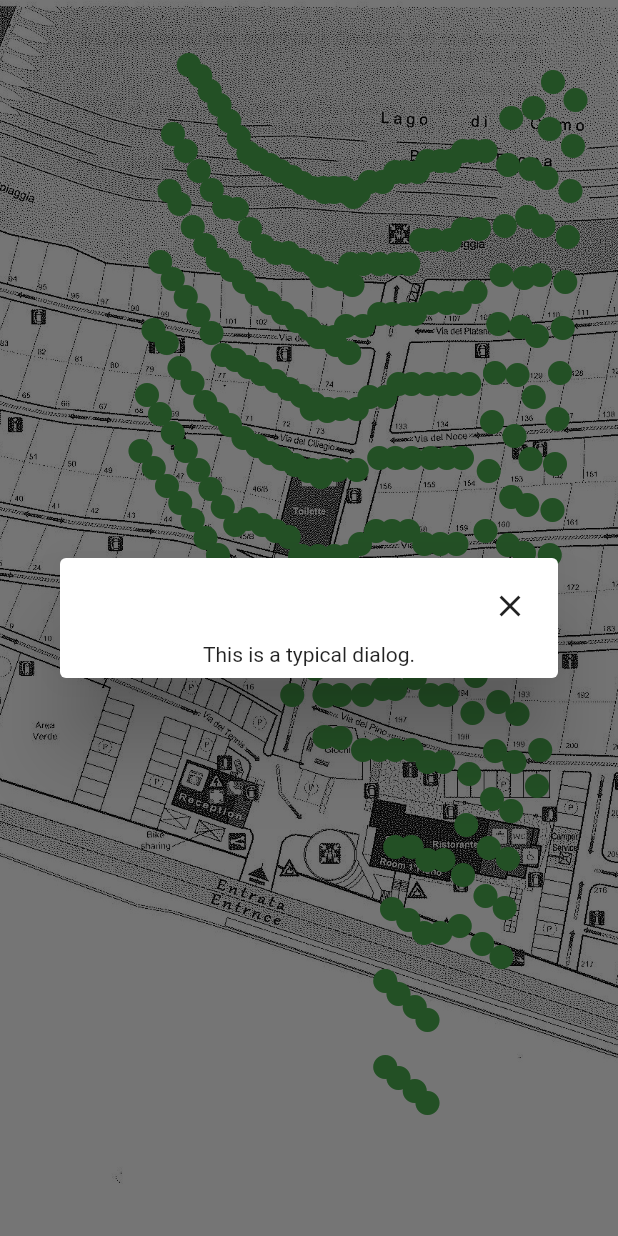
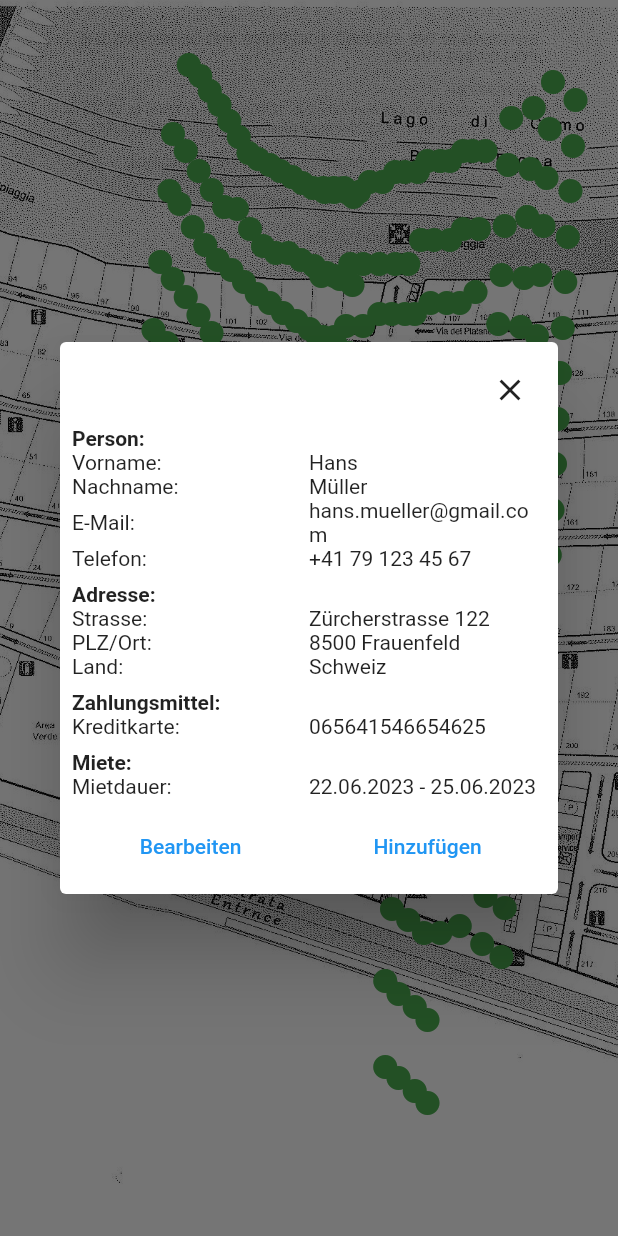
Before and after one commit to SiniMini04/GreenCamp, a Flutter app: the screen it shows after launch, after a tap on the "fiber manual record" icon, on a phone screen of 412 x 824 dp. Run offline on Flutter 3.47's test engine with Material 2 defaults, Android fonts, the phone set to English and light mode, and no system bars; our stand-ins replace logger; missing offline and left inert: mysql1.

Commit message:
Daten:Pop-UpFenster:02
Filled the PopUp with the nececary infos to display but not the infos from the database

```diff
--- /dev/null
+++ b/greencamp/lib/gridinfos.dart
@@ -0,0 +1,134 @@
+import 'package:flutter/material.dart';
+
+Future<void> positioninfos(BuildContext context) async {
+  await showDialog<String>(
+    context: context,
+    builder: (BuildContext context) => Dialog(
+      child: Container(
+        constraints: BoxConstraints(maxWidth: 400),
+        child: Padding(
+          padding: const EdgeInsets.all(8.0),
+          child: Column(
+            mainAxisSize: MainAxisSize.min,
+            children: <Widget>[
+              Row(
+                mainAxisAlignment: MainAxisAlignment.end,
+                children: [
+                  IconButton(
+                    icon: Icon(Icons.close),
+                    onPressed: () {
+                      Navigator.of(context).pop();
+                    },
+                    splashColor: Colors.transparent,
+                    highlightColor: Colors.transparent,
+                    hoverColor: Colors.transparent,
+                  ),
+                ],
+              ),
+              // Person
+              Row(
+                children: [
+                  Expanded(
+                      child: const Text('Person:',
+                          style: TextStyle(fontWeight: FontWeight.bold))),
+                ],
+              ),
+              Row(
+                children: [
+                  Expanded(child: const Text('Vorname:')),
+                  Flexible(child: Text('Hans')),
+                ],
+              ),
+              Row(
+                children: [
+                  Expanded(child: const Text('Nachname:')),
+                  Flexible(child: Text('Müller')),
+                ],
+              ),
+              Row(
+                children: [
+                  Expanded(child: const Text('E-Mail:')),
+                  Flexible(child: Text('hans.mueller@gmail.com')),
+                ],
+              ),
+              Row(
+                children: [
+                  Expanded(child: const Text('Telefon:')),
+                  Flexible(child: Text('+41 79 123 45 67')),
+                ],
+              ),
+              const SizedBox(height: 8),
+              // Adresse
+              Row(
+                children: [
+                  Expanded(
+                      child: const Text('Adresse:',
+                          style: TextStyle(fontWeight: FontWeight.bold))),
+                ],
+              ),
+              Row(
+                children: [
+                  Expanded(child: const Text('Strasse:')),
+                  Flexible(child: Text('Zürcherstrasse 122')),
+                ],
+              ),
+              Row(
+                children: [
+                  Expanded(child: const Text('PLZ/Ort:')),
+                  Flexible(child: Text('8500 Frauenfeld')),
+                ],
+              ),
+              Row(
+                children: [
+                  Expanded(child: const Text('Land:')),
+                  Flexible(child: Text('Schweiz')),
+                ],
+              ),
+              const SizedBox(height: 8),
+              // Zahlungsmittel
+              Row(
+                children: [
+                  Expanded(
+                      child: const Text('Zahlungsmittel:',
+                          style: TextStyle(fontWeight: FontWeight.bold))),
+                ],
+              ),
+              Row(
+                children: [
+                  Expanded(child: const Text('Kreditkarte:')),
+                  Flexible(child: Text('065641546654625')),
+                ],
+              ),
+              const SizedBox(height: 8),
+              // Miete
+              Row(
+                children: [
+                  Expanded(
+                      child: const Text('Miete:',
+                          style: TextStyle(fontWeight: FontWeight.bold))),
+                ],
+              ),
+              Row(
+                children: [
+                  Expanded(child: const Text('Mietdauer:')),
+                  Flexible(child: Text('22.06.2023 - 25.06.2023')),
+                ],
+              ),
+              const SizedBox(height: 8),
+              Row(
+                children: [
+                  Expanded(
+                      child: TextButton(
+                          onPressed: () {}, child: Text('Bearbeiten'))),
+                  Expanded(
+                      child: TextButton(
+                          onPressed: () {}, child: Text('Hinzufügen')))
+                ],
+              ),
+            ],
+          ),
+        ),
+      ),
+    ),
+  );
+}
--- a/greencamp/lib/main.dart
+++ b/greencamp/lib/main.dart
@@ -1,7 +1,7 @@
 import 'package:flutter/material.dart';
 import 'datenbankabfrage.dart';
 import 'positions.dart';
-import 'popup.dart';
+import 'gridinfos.dart';
 
 void main() {
   runApp(MyApp());
@@ -49,10 +49,9 @@ class _MyAppState extends State<MyApp> {
                           await positioninfos(context);
                         },
                         icon: const Icon(Icons.fiber_manual_record),
-                        color: Colors.green,
-                        /*color: returnColorOption(index)
+                        color: returnColorOption(index)
                             ? Colors.red
-                            : Colors.green,*/
+                            : Colors.green,
                         splashColor: Colors.transparent,
                         highlightColor: Colors.transparent,
                         hoverColor: Colors.transparent,
--- a/greencamp/lib/popup.dart
+++ /dev/null
@@ -1,32 +0,0 @@
-import 'package:flutter/material.dart';
-
-Future<void> positioninfos(BuildContext context) async {
-  await showDialog<String>(
-    context: context,
-    builder: (BuildContext context) => Dialog(
-      child: Padding(
-        padding: const EdgeInsets.all(8.0),
-        child: Column(
-          mainAxisSize: MainAxisSize.min,
-          children: <Widget>[
-            Row(
-              mainAxisAlignment: MainAxisAlignment.end,
-              children: [
-                IconButton(
-                  icon: Icon(Icons.close),
-                  onPressed: () {
-                    Navigator.of(context).pop();
-                  },
-                  splashColor: Colors.transparent,
-                  highlightColor: Colors.transparent,
-                  hoverColor: Colors.transparent,
-                ),
-              ],
-            ),
-            const Text('This is a typical dialog.'),
-          ],
-        ),
-      ),
-    ),
-  );
-}
```
